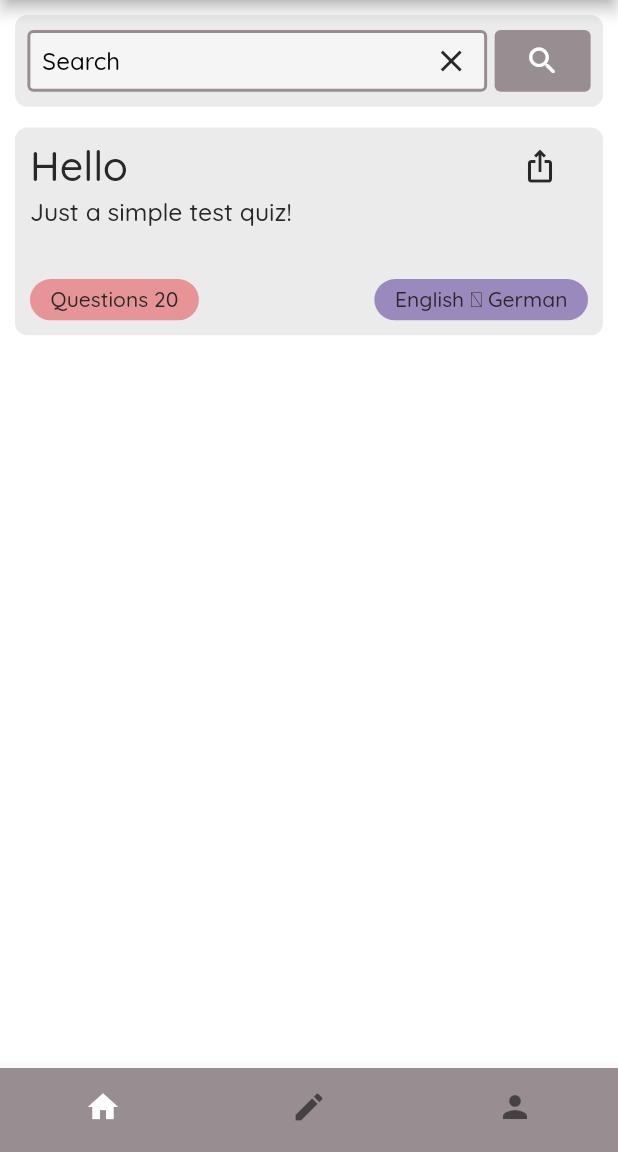
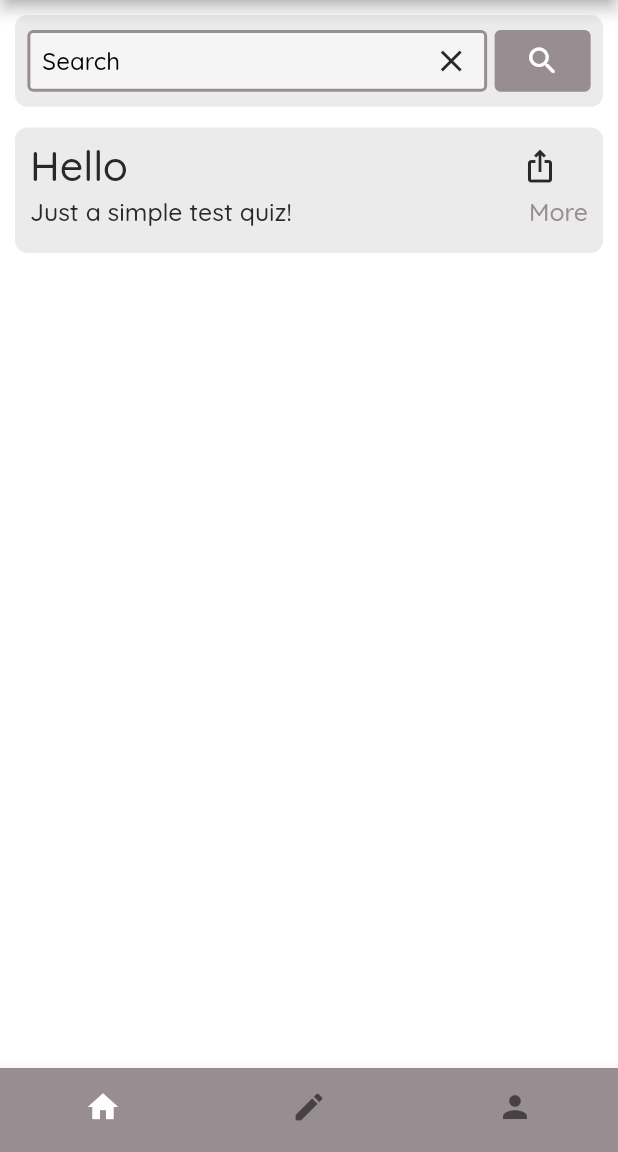
Before and after one commit to Freequiz/App, a Flutter app: the screen it shows after launch, on a phone screen of 412 x 824 dp, the part 84-1236 px from its top. Run offline on Flutter 3.47's test engine with Material 2 defaults, Android fonts, the phone set to English and light mode, and no system bars; our stand-ins replace connectivity_plus, flutter_spinkit, share_plus, shared_preferences.

Commit message:
Alpha 1.1.2

```diff
--- a/languages/english.json
+++ b/languages/english.json
@@ -62,6 +62,7 @@
     "Are you sure you want to delete your progress and start over?": "Are you sure you want to delete your progress and start over?",
     "Delete": "Delete",
     "Loading Progress": "Loading Progress",
-    "Questions": "Questions"
-
+    "Questions": "Questions",
+    "More": "More",
+    "Less": "Less"
 }
--- a/languages/french.json
+++ b/languages/french.json
@@ -63,5 +63,7 @@
     "Are you sure you want to delete your progress and start over?": "Êtes-vous sûr de vouloir supprimer votre progression et de recommencer à zéro?",
     "Delete": "Supprimer",
     "Loading Progress": "Charger progrès",
-    "Questions": "Questions"
+    "Questions": "Questions",
+    "More": "Plus",
+    "Less": "Moins"
 }
--- a/languages/german.json
+++ b/languages/german.json
@@ -63,5 +63,7 @@
     "Are you sure you want to delete your progress and start over?": "Sind Sie sicher, dass Sie Ihren Fortschritt löschen und neu beginnen möchten?",
     "Delete": "Löschen",
     "Loading Progress": "Fortschritt laden",
-    "Questions": "Fragen"
+    "Questions": "Fragen",
+    "More": "Mehr",
+    "Less": "Weniger"
 }
--- a/lib/_home/home_page.dart
+++ b/lib/_home/home_page.dart
@@ -104,7 +104,7 @@ class _HomePageState extends State<HomePage> {
                     builder: (context, quiz) {
                       if (quiz.hasData) {
                         Quiz.title = quiz.data!['data']['title'];
-                        return QuizTile(data: quiz.data!['data']);
+                        return QuizTile(data: quiz.data!['data'], expanded: false,);
                       } else if (quiz.hasError) {
                         return Drawer(child: Text('${quiz.error}'));
                       }
--- a/lib/_home/quiz_tile.dart
+++ b/lib/_home/quiz_tile.dart
@@ -9,7 +9,8 @@ import 'package:freequiz/others/style.dart';
 
 class QuizTile extends StatefulWidget {
   final Map data;
-  const QuizTile({super.key, required this.data});
+  final bool expanded;
+  const QuizTile({super.key, required this.data, this.expanded = true});
 
   @override
   State<QuizTile> createState() => _QuizTileState();
@@ -17,6 +18,13 @@ class QuizTile extends StatefulWidget {
 
 class _QuizTileState extends State<QuizTile> {
   final arrow = '\u279C';
+  bool expanded = true;
+
+  @override
+  void initState() {
+    super.initState();
+    expanded = widget.expanded;
+  }
 
   @override
   Widget build(BuildContext context) {
@@ -33,7 +41,7 @@ class _QuizTileState extends State<QuizTile> {
         onTap();
       },
       child: Container(
-        height: height / 30 * 4.5 + 15,
+        height: expanded ? height / 30 * 4.5 + 15 : height / 30 * 2.5 + 15,
         width: width - 20,
         decoration: BoxDecoration(
           borderRadius: BorderRadius.circular(height / 100),
@@ -61,17 +69,45 @@ class _QuizTileState extends State<QuizTile> {
                   ],
                 ),
               ),
+              Row(
+                mainAxisAlignment: MainAxisAlignment.spaceBetween,
+                children: [
                   SizedBox(
-                height: height / 15,
+                    height: expanded ? height / 15 : height / 30,
                     child: Text(
-                  widget.data['description'],
+                      expanded
+                          ? widget.data['description']
+                          : trim(widget.data['description']),
                       style: TextStyle(
                           fontSize: widget.data['description'].length > 50
                               ? height / 60
                               : height / 50),
                     ),
                   ),
-              SizedBox(
+                  widget.expanded
+                      ? const SizedBox(
+                          height: 0,
+                          width: 0,
+                        )
+                      : SizedBox(
+                          height: height / 30,
+                          child: GestureDetector(
+                            onTap: () {
+                              setState(() {
+                                expanded = !expanded;
+                              });
+                            },
+                            child: Text(
+                              expanded ? language["Less"] : language["More"],
+                              style: TextStyle(
+                                  color: color1, fontSize: height / 50),
+                            ),
+                          ),
+                        ),
+                ],
+              ),
+              expanded
+                  ? SizedBox(
                       height: height / 30,
                       child: Row(
                         mainAxisAlignment: MainAxisAlignment.spaceBetween,
@@ -80,10 +116,12 @@ class _QuizTileState extends State<QuizTile> {
                             height: height / 30,
                             decoration: BoxDecoration(
                                 color: color2,
-                          borderRadius: BorderRadius.circular(height / 60)),
+                                borderRadius:
+                                    BorderRadius.circular(height / 60)),
                             alignment: Alignment.center,
                             child: Padding(
-                        padding: EdgeInsets.symmetric(horizontal: height / 60),
+                              padding:
+                                  EdgeInsets.symmetric(horizontal: height / 60),
                               child: Text(
                                   "${language["Questions"]} ${Quiz.answer.length.toString()}"),
                             ),
@@ -95,10 +133,12 @@ class _QuizTileState extends State<QuizTile> {
                             height: height / 30,
                             decoration: BoxDecoration(
                                 color: color5,
-                          borderRadius: BorderRadius.circular(height / 60)),
+                                borderRadius:
+                                    BorderRadius.circular(height / 60)),
                             alignment: Alignment.center,
                             child: Padding(
-                        padding: EdgeInsets.symmetric(horizontal: height / 60),
+                              padding:
+                                  EdgeInsets.symmetric(horizontal: height / 60),
                               child: Text(
                                   "${language[widget.data['from']]} $arrow ${language[widget.data['to']]}"),
                             ),
@@ -106,11 +146,23 @@ class _QuizTileState extends State<QuizTile> {
                         ],
                       ),
                     )
+                  : const SizedBox(
+                      height: 0,
+                    )
             ],
           ),
         ),
       ),
     );
+  }
+
+  trim(String description) {
+    final String trimmedDescription =
+        description.characters.take(32).toString();
+    if (trimmedDescription.length == widget.data['description'].length) {
+      return trimmedDescription;
+    }
+    return '$trimmedDescription...';
   }
 
   onTap() {
--- a/pubspec.yaml
+++ b/pubspec.yaml
@@ -42,6 +42,7 @@ dependencies:
   http: ^0.13.5
   flutter_spinkit: ^5.1.0
   flutter_launcher_icons: ^0.10.0
+  characters: ^1.2.1
 
 dev_dependencies:
   flutter_test:
```
Also changed, not shown: pubspec.lock. Lines whose indentation alone changed are shown as unchanged.
